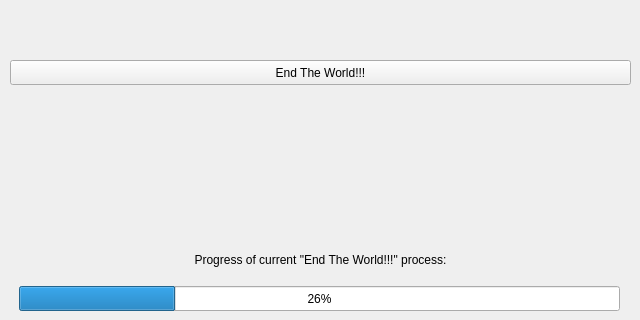
Before: the Qt Designer form andy/devPanelAndy.ui in slaclab/devPanel, drawn with Qt 5; both pictures show x 0 to 640 and y 160 to 480 of the 640 by 480 pixel window.
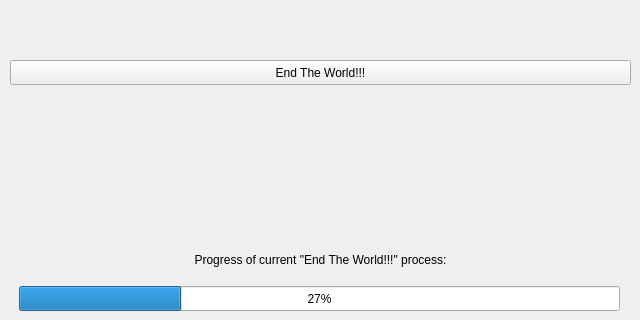
After: the same form once the commit is applied. Custom widgets are drawn as their Qt base class.

Commit message: updating Andy's dev panel...again

Patch:
```diff
--- a/andy/devPanelAndy.ui
+++ b/andy/devPanelAndy.ui
@@ -44,7 +44,7 @@
     </rect>
    </property>
    <property name="value">
-    <number>26</number>
+    <number>27</number>
    </property>
    <property name="textDirection">
     <enum>QProgressBar::TopToBottom</enum>
```
